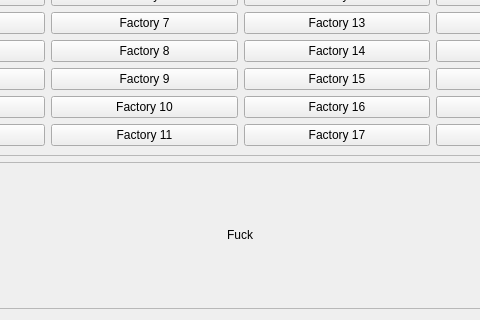
Qt form CyberFleet/ClientGUI/ui/factoryarea.ui (ibicdlcod/GuoMuoRuoProject) before a commit; both pictures show x 162 to 642 and y 89 to 409 of the 805 by 409 pixel window.
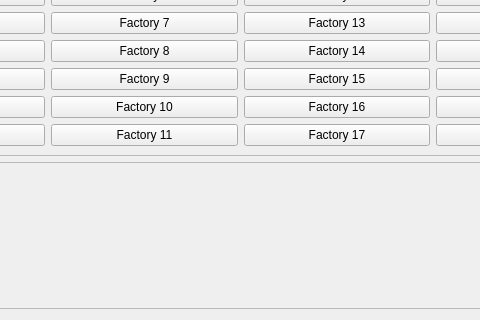
The same form after that commit. Custom widgets are drawn as their Qt base class.

Diff of the .ui file:
```diff
--- a/CyberFleet/ClientGUI/ui/factoryarea.ui
+++ b/CyberFleet/ClientGUI/ui/factoryarea.ui
@@ -248,15 +248,7 @@
      <property name="frameShadow">
       <enum>QFrame::Raised</enum>
      </property>
-     <layout class="QVBoxLayout" name="verticalLayout_3">
-      <item alignment="Qt::AlignHCenter|Qt::AlignVCenter">
-       <widget class="QLabel" name="FuckLabel">
-        <property name="text">
-         <string>Fuck</string>
-        </property>
-       </widget>
-      </item>
-     </layout>
+     <layout class="QVBoxLayout" name="verticalLayout_3"/>
     </widget>
    </item>
   </layout>
```
